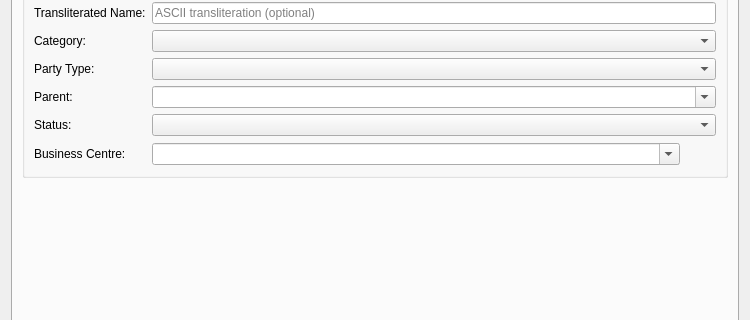
This is projects/ores.qt/ui/EntityDetailDialog.ui in OreStudio/OreStudio as Qt 5 draws it before an edit; both pictures show x 0 to 750 and y 129 to 449 of the 750 by 650 pixel window. The edited form follows.
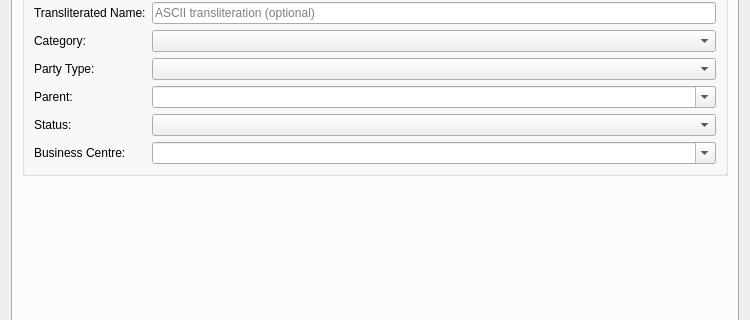
This is the edited form. Custom widgets are drawn as their Qt base class.

Commit message: [business_centre] Polish UI and data quality fixes (#474)

What changed in the file:
```diff
--- a/projects/ores.qt/ui/EntityDetailDialog.ui
+++ b/projects/ores.qt/ui/EntityDetailDialog.ui
@@ -136,40 +136,11 @@
            </widget>
           </item>
           <item row="7" column="1">
-           <layout class="QHBoxLayout" name="businessCentreLayout">
-            <property name="spacing">
-             <number>4</number>
-            </property>
-            <item>
              <widget class="QComboBox" name="businessCenterCombo">
               <property name="editable">
                <bool>true</bool>
               </property>
              </widget>
-            </item>
-            <item>
-             <widget class="QLabel" name="businessCentreFlagLabel">
-              <property name="minimumSize">
-               <size>
-                <width>32</width>
-                <height>24</height>
-               </size>
-              </property>
-              <property name="maximumSize">
-               <size>
-                <width>32</width>
-                <height>24</height>
-               </size>
-              </property>
-              <property name="scaledContents">
-               <bool>true</bool>
-              </property>
-              <property name="alignment">
-               <set>Qt::AlignCenter</set>
-              </property>
-             </widget>
-            </item>
-           </layout>
           </item>
          </layout>
         </widget>
```
Lines whose indentation alone changed are shown as unchanged. The commit also changes 57 other files.
